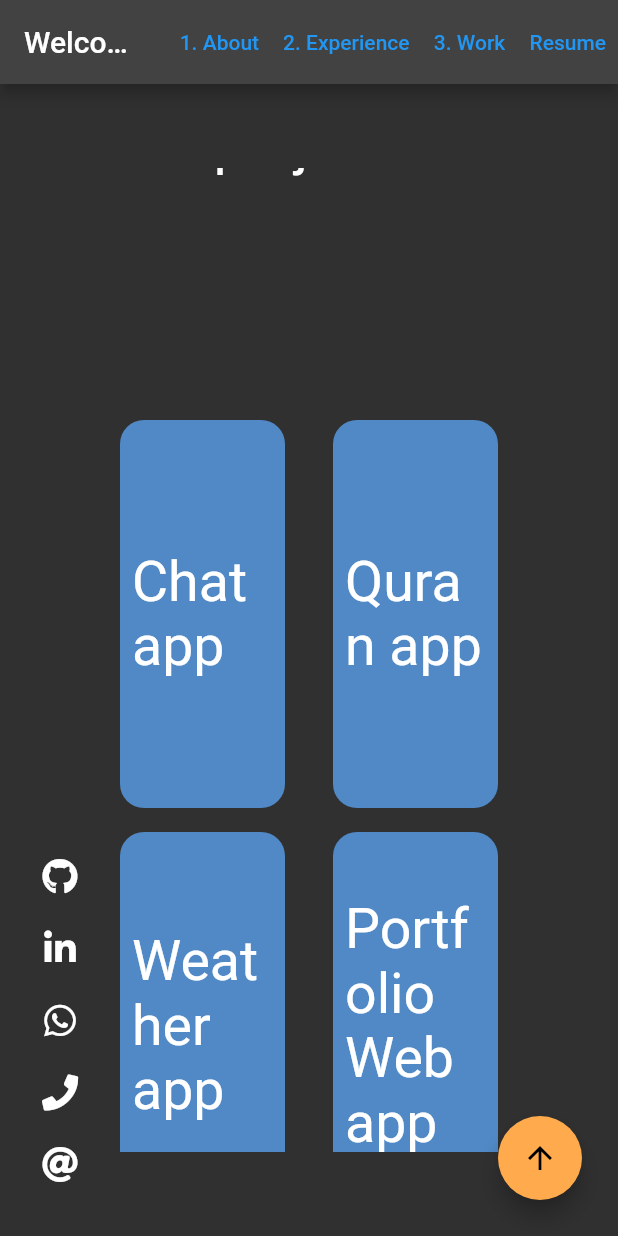
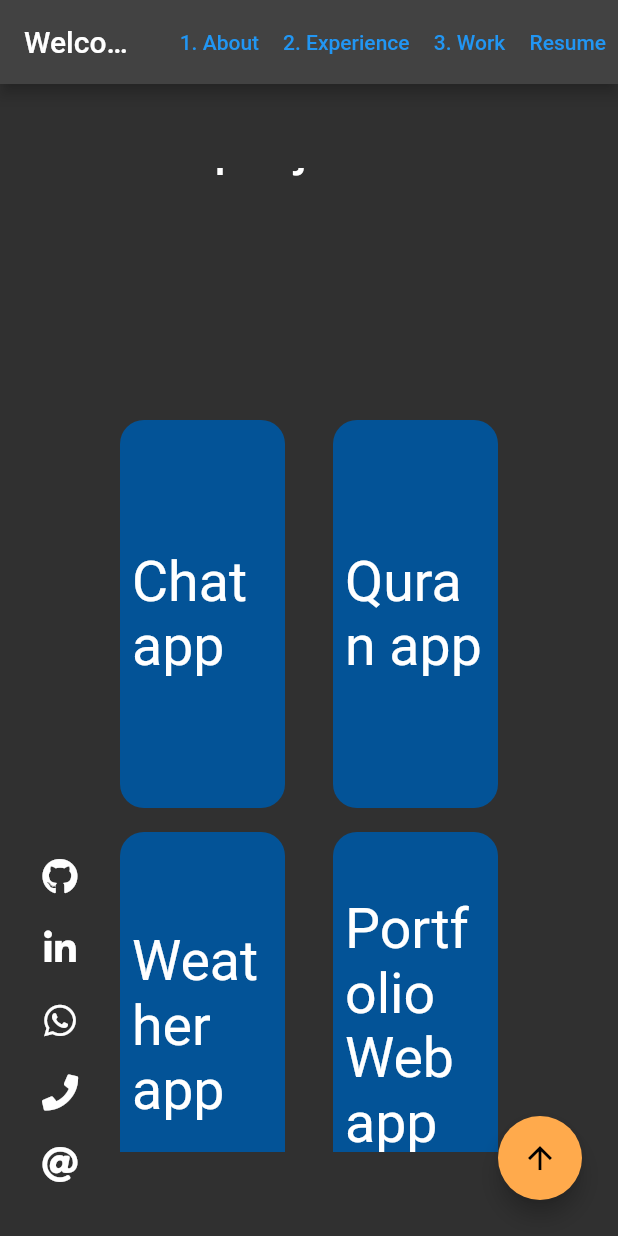
Before and after one commit to AmrEl-basuony/portfolio, a Flutter app: the screen it shows after launch, scrolled down 1152 dp, on a phone screen of 412 x 824 dp. Run offline on Flutter 3.47's test engine with Material 2 defaults, Android fonts, the phone set to English and light mode, and no system bars; drawn by our look-alikes of flip_card; our stand-ins replace animated_text_kit, fluttertoast, font_awesome_flutter; missing offline and left inert: dart:html.

Commit message:
pre_launch

```diff
--- a/lib/widgets/custom_card.dart
+++ b/lib/widgets/custom_card.dart
@@ -13,7 +13,7 @@ class CustomCard extends StatelessWidget {
       color: Colors.transparent,
       child: Container(
         decoration: BoxDecoration(
-          color: Constants().blue,
+          color: Constants().darkBlue,
           borderRadius: const BorderRadius.all(Radius.circular(16.0)),
         ),
         child: Padding(
```
